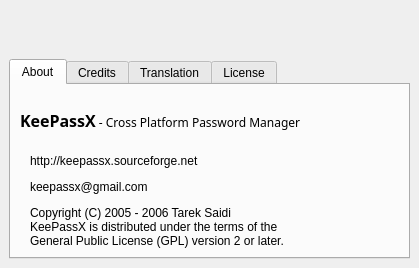
Qt form src/forms/AboutDlg.ui (thooge/keepassx1) before a commit.
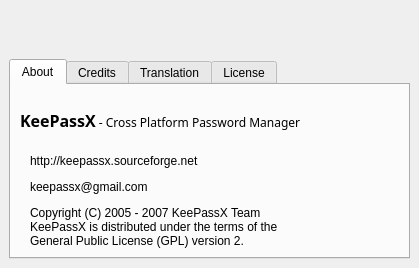
The same form after that commit. Custom widgets are drawn as their Qt base class.

Patch:
```diff
--- a/src/forms/AboutDlg.ui
+++ b/src/forms/AboutDlg.ui
@@ -10,9 +10,7 @@
    </rect>
   </property>
   <property name="sizePolicy" >
-   <sizepolicy>
-    <hsizetype>0</hsizetype>
-    <vsizetype>0</vsizetype>
+   <sizepolicy vsizetype="Fixed" hsizetype="Fixed" >
     <horstretch>0</horstretch>
     <verstretch>0</verstretch>
    </sizepolicy>
@@ -130,9 +128,9 @@
            <item>
             <widget class="QLabel" name="label_4" >
              <property name="text" >
-              <string>Copyright (C) 2005 - 2006 Tarek Saidi 
+              <string>Copyright (C) 2005 - 2007 KeePassX Team 
 KeePassX is distributed under the terms of the 
-General Public License (GPL) version 2 or later.</string>
+General Public License (GPL) version 2.</string>
              </property>
             </widget>
            </item>
```
Left out of the diff: 105 changed lines with no effect on the pictures.
